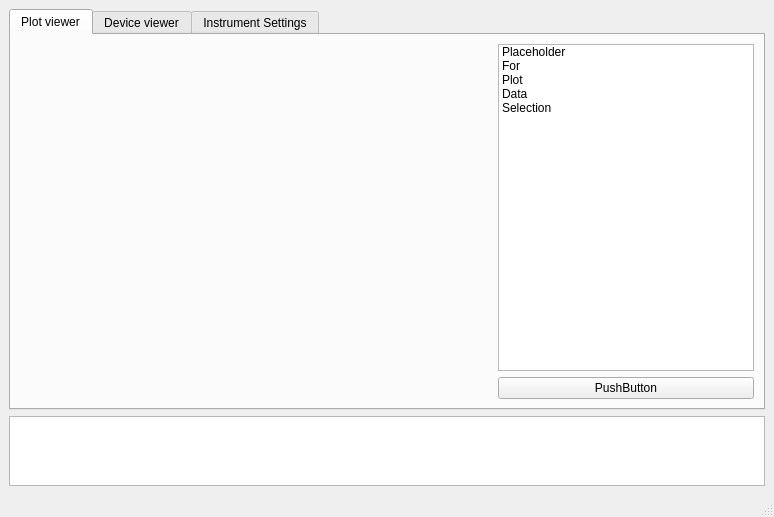
Qt form UI/mainwindow.ui (bgoblyos/pymeas-ng) before a commit.
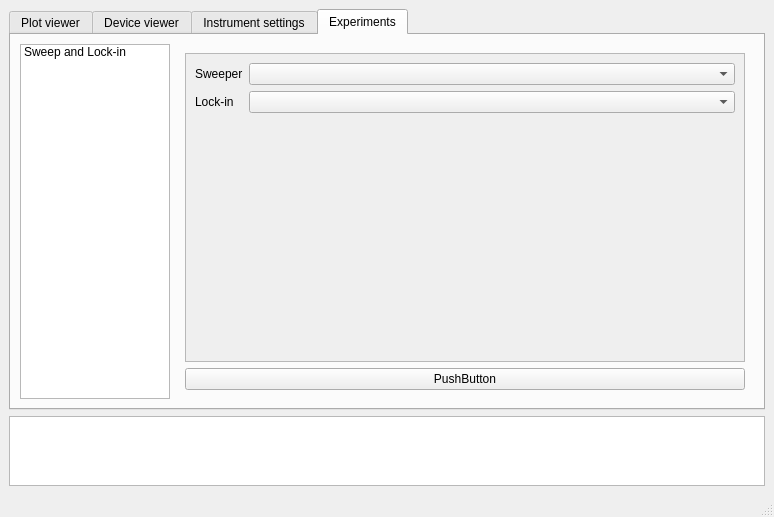
The same form after that commit. The open tabs and pages were chosen to show the change. Custom widgets are drawn as their Qt base class.

Commit message:
Start implementing GUI logger
The logger widget is wired up, ready to receive logs.
Migration to the new logging system (from print) is ongoing.

Also start work on experiments tab

What changed in the file:
```diff
--- a/UI/mainwindow.ui
+++ b/UI/mainwindow.ui
@@ -17,8 +17,11 @@
    <layout class="QVBoxLayout" name="verticalLayout_2">
     <item>
      <widget class="QTabWidget" name="tabWidget_2">
+      <property name="tabPosition">
+       <enum>QTabWidget::North</enum>
+      </property>
       <property name="currentIndex">
-       <number>0</number>
+       <number>3</number>
       </property>
       <widget class="QWidget" name="plot_tab">
        <attribute name="title">
@@ -147,7 +150,7 @@
       </widget>
       <widget class="QWidget" name="settingsTab">
        <attribute name="title">
-        <string>Instrument Settings</string>
+        <string>Instrument settings</string>
        </attribute>
        <layout class="QVBoxLayout" name="verticalLayout_10">
         <item>
@@ -556,6 +559,141 @@
         </item>
        </layout>
       </widget>
+      <widget class="QWidget" name="tab">
+       <attribute name="title">
+        <string>Experiments</string>
+       </attribute>
+       <layout class="QHBoxLayout" name="horizontalLayout_5">
+        <item>
+         <widget class="QListWidget" name="listWidget">
+          <property name="sizePolicy">
+           <sizepolicy hsizetype="Minimum" vsizetype="Expanding">
+            <horstretch>0</horstretch>
+            <verstretch>0</verstretch>
+           </sizepolicy>
+          </property>
+          <property name="minimumSize">
+           <size>
+            <width>150</width>
+            <height>0</height>
+           </size>
+          </property>
+          <property name="maximumSize">
+           <size>
+            <width>150</width>
+            <height>16777215</height>
+           </size>
+          </property>
+          <item>
+           <property name="text">
+            <string>Sweep and Lock-in</string>
+           </property>
+          </item>
+         </widget>
+        </item>
+        <item>
+         <widget class="QStackedWidget" name="stackedWidget">
+          <property name="currentIndex">
+           <number>0</number>
+          </property>
+          <widget class="QWidget" name="expPlaceholder">
+           <layout class="QHBoxLayout" name="horizontalLayout_10">
+            <item>
+             <widget class="QLabel" name="label_15">
+              <property name="text">
+               <string>Select experiment</string>
+              </property>
+              <property name="alignment">
+               <set>Qt::AlignCenter</set>
+              </property>
+             </widget>
+            </item>
+           </layout>
+          </widget>
+          <widget class="QWidget" name="expSweepAndLockIn">
+           <layout class="QVBoxLayout" name="verticalLayout_4">
+            <item>
+             <widget class="QScrollArea" name="scrollArea_3">
+              <property name="widgetResizable">
+               <bool>true</bool>
+              </property>
+              <property name="alignment">
+               <set>Qt::AlignLeading|Qt::AlignLeft|Qt::AlignVCenter</set>
+              </property>
+              <widget class="QWidget" name="scrollAreaWidgetContents_3">
+               <property name="geometry">
+                <rect>
+                 <x>0</x>
+                 <y>0</y>
+                 <width>570</width>
+                 <height>284</height>
+                </rect>
+               </property>
+               <layout class="QFormLayout" name="formLayout_3">
+                <item row="0" column="0">
+                 <widget class="QLabel" name="label_16">
+                  <property name="text">
+                   <string>Sweeper</string>
+                  </property>
+                 </widget>
+                </item>
+                <item row="0" column="1">
+                 <widget class="QComboBox" name="comboBox">
+                  <property name="sizePolicy">
+                   <sizepolicy hsizetype="Expanding" vsizetype="Fixed">
+                    <horstretch>0</horstretch>
+                    <verstretch>0</verstretch>
+                   </sizepolicy>
+                  </property>
+                 </widget>
+                </item>
+                <item row="1" column="0">
+                 <widget class="QLabel" name="label_17">
+                  <property name="text">
+                   <string>Lock-in</string>
+                  </property>
+                 </widget>
+                </item>
+                <item row="1" column="1">
+                 <widget class="QComboBox" name="comboBox_2">
+                  <property name="sizePolicy">
+                   <sizepolicy hsizetype="Expanding" vsizetype="Fixed">
+                    <horstretch>0</horstretch>
+                    <verstretch>0</verstretch>
+                   </sizepolicy>
+                  </property>
+                 </widget>
+                </item>
+                <item row="2" column="1">
+                 <spacer name="verticalSpacer_2">
+                  <property name="orientation">
+                   <enum>Qt::Vertical</enum>
+                  </property>
+                  <property name="sizeHint" stdset="0">
+                   <size>
+                    <width>20</width>
+                    <height>40</height>
+                   </size>
+                  </property>
+                 </spacer>
+                </item>
+               </layout>
+              </widget>
+             </widget>
+            </item>
+            <item>
+             <widget class="QPushButton" name="pushButton_2">
+              <property name="text">
+               <string>PushButton</string>
+              </property>
+             </widget>
+            </item>
+           </layout>
+          </widget>
+         </widget>
+        </item>
+       </layout>
+      </widget>
      </widget>
     </item>
     <item>
```
Left out of the diff: 10 changed lines with no effect on the pictures. The commit also changes 7 other files.
